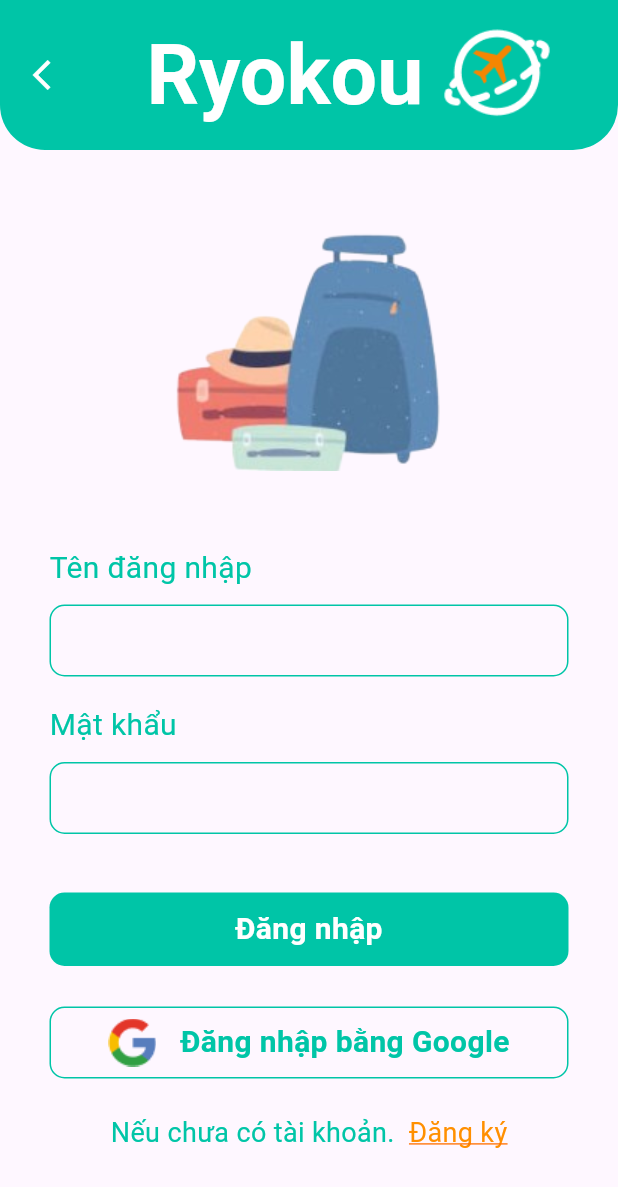
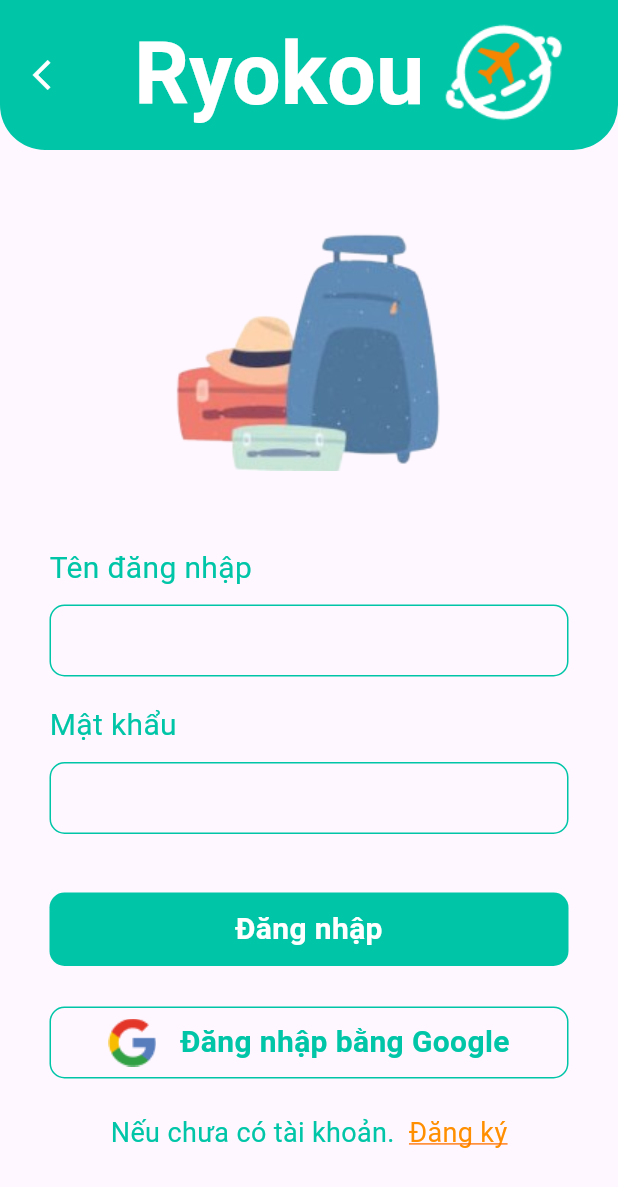
Before and after one commit to hyuniedev/Ryokou, a Flutter app: the Login screen opened by its route, on a phone screen of 412 x 824 dp. Shown: the top 1187 px of the screen. Run offline on Flutter 3.47's test engine with Material 3 defaults, Android fonts, the phone set to English and light mode, and no system bars; our stand-ins replace cloud_firestore, firebase_auth, firebase_core, go_router; accounts and stored records are empty; network calls fail; statements that could not run were skipped.

Commit message:
~ fix size text & icon on login/register page

```diff
--- a/ryokou/lib/ui/acc/login.dart
+++ b/ryokou/lib/ui/acc/login.dart
@@ -25,11 +25,11 @@
                 Row(
                   mainAxisAlignment: MainAxisAlignment.center,
                   children: [
-                    const Text(
+                    Text(
                       'Ryokou',
                       style: TextStyle(
                         color: Colors.white,
-                        fontSize: 55,
+                        fontSize: MediaQuery.of(context).size.width * 0.14,
                         fontWeight: FontWeight.bold,
                       ),
                     ),
@@ -37,7 +37,7 @@
                     Image.asset(
                       'assets/image/appbar_ryokou.png',
                       fit: BoxFit.contain,
-                      height: 75,
+                      height: MediaQuery.of(context).size.width * 0.2,
                     ),
                   ],
                 ),
--- a/ryokou/lib/ui/acc/register.dart
+++ b/ryokou/lib/ui/acc/register.dart
@@ -31,18 +31,18 @@
               Row(
                 mainAxisAlignment: MainAxisAlignment.center,
                 children: [
-                  const Text(
+                  Text(
                     'Ryokou',
                     style: TextStyle(
                       color: Colors.white,
-                      fontSize: 55,
+                      fontSize: MediaQuery.of(context).size.width * 0.14,
                       fontWeight: FontWeight.bold,
                     ),
                   ),
                   const SizedBox(width: 10),
                   Image.asset(
                     'assets/image/appbar_ryokou.png',
-                    height: 75,
+                    height: MediaQuery.of(context).size.width * 0.2,
                   ),
                 ],
               ),
```
